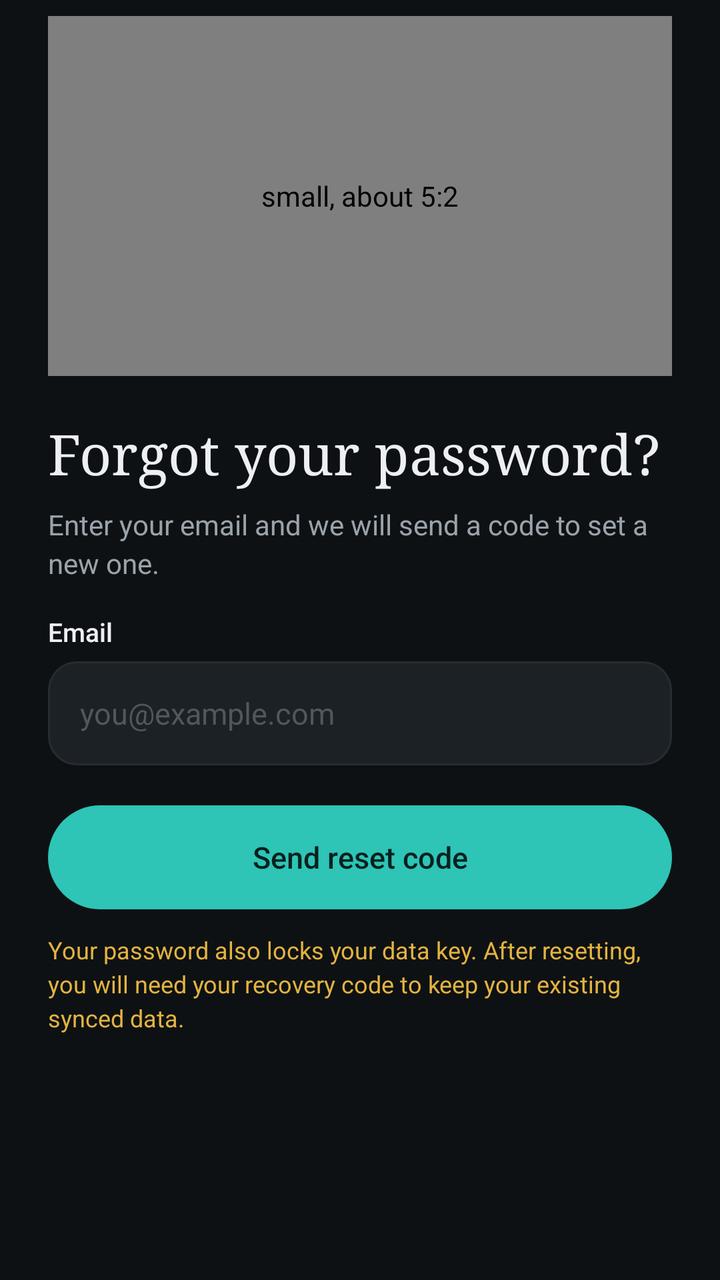
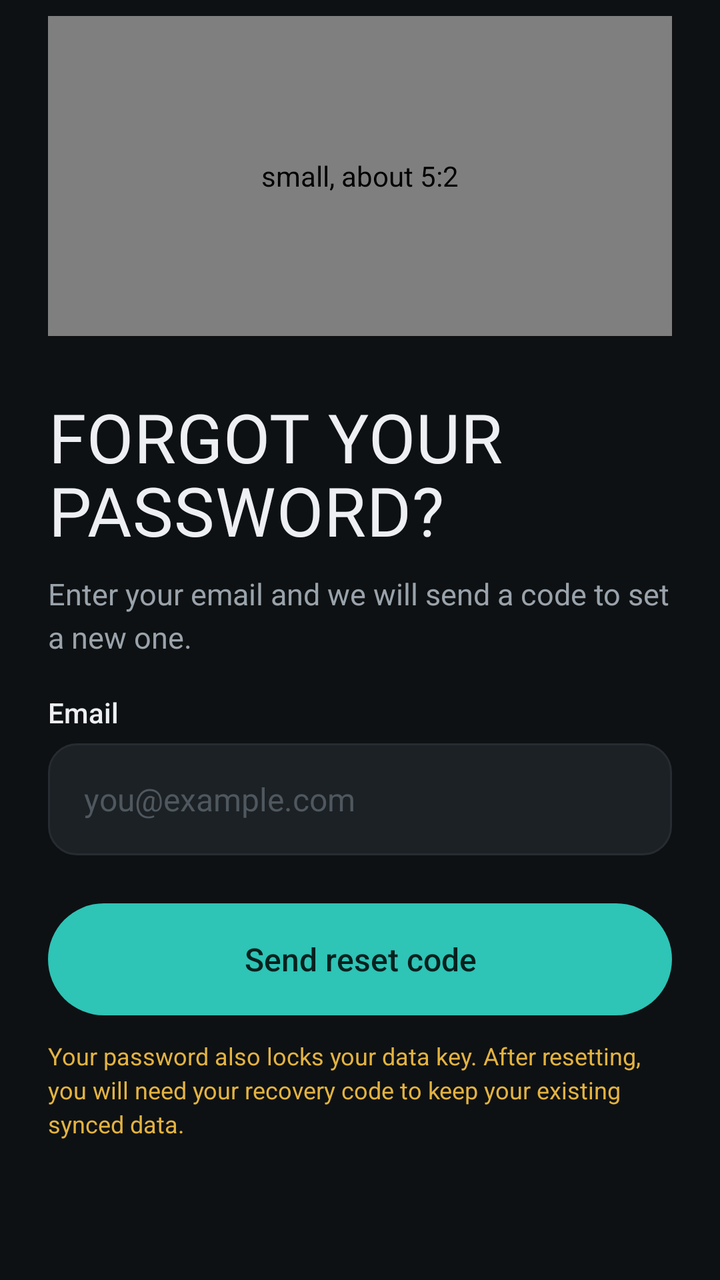

Screens rendered from an Android XML layout before and after an edit, with the pre-edit source and the edit as a unified diff.
<!-- AndroidManifest.xml: application theme Theme.Planj -->
<!-- res/layout/screen_forgot.xml -->
<?xml version="1.0" encoding="utf-8"?>
<LinearLayout xmlns:android="http://schemas.android.com/apk/res/android"
    android:layout_width="match_parent"
    android:layout_height="wrap_content"
    android:orientation="vertical"
    android:paddingHorizontal="24dp"
    android:paddingTop="8dp"
    android:paddingBottom="32dp">

        <com.planj.phone.Illustration
            style="@style/Auth.Illustration"
            android:contentDescription="small, about 5:2"
            android:tag="forgot" />

        <TextView style="@style/Auth.Title" android:text="Forgot your password?" />
        <TextView android:id="@+id/blurb" style="@style/Auth.Blurb" android:text="Enter your email and we will send a code to set a new one." />
        <TextView android:id="@+id/error" style="@style/Auth.Error" />
        <TextView style="@style/Auth.Label" android:text="Email" />
        <EditText
            android:id="@+id/email"
                style="@style/Auth.Field"
            android:layout_marginTop="6dp"
            android:hint="you@example.com"
            android:imeOptions="actionDone"
            android:inputType="textEmailAddress" />
        <TextView android:id="@+id/email_hint" style="@style/Auth.Hint" />
        <FrameLayout
            android:layout_width="match_parent"
            android:layout_height="wrap_content">
            <Button android:id="@+id/btn_submit" style="@style/Auth.Primary" android:text="Send reset code" />
            <ProgressBar android:id="@+id/progress" android:layout_width="22dp" android:layout_height="22dp" android:layout_gravity="center" android:layout_marginTop="20dp" android:indeterminateTint="@color/on_accent" android:visibility="gone" />
        </FrameLayout>
        <TextView android:layout_width="match_parent" android:layout_height="wrap_content" android:layout_marginTop="12dp" android:lineSpacingExtra="3dp" android:text="Your password also locks your data key. After resetting, you will need your recovery code to keep your existing synced data." android:textColor="@color/warn" android:textSize="12sp" />
</LinearLayout>
<!-- resources referenced by this layout -->
<resources>
  <style name="Auth.Blurb" parent="">
          <item name="android:layout_width">match_parent</item>
          <item name="android:layout_height">wrap_content</item>
          <item name="android:layout_marginTop">8dp</item>
          <item name="android:lineSpacingExtra">3dp</item>
          <item name="android:textColor">@color/muted</item>
          <item name="android:textSize">14sp</item>
      </style>
  <style name="Auth.Error" parent="">
          <item name="android:layout_width">match_parent</item>
          <item name="android:layout_height">wrap_content</item>
          <item name="android:layout_marginTop">14dp</item>
          <item name="android:background">@drawable/field_bg_error</item>
          <item name="android:paddingHorizontal">14dp</item>
          <item name="android:paddingVertical">10dp</item>
          <item name="android:textColor">@color/bad</item>
          <item name="android:textSize">13sp</item>
          <item name="android:visibility">gone</item>
      </style>
  <style name="Auth.Field" parent="">
          <item name="android:layout_width">match_parent</item>
          <item name="android:layout_height">52dp</item>
          <item name="android:layout_marginTop">6dp</item>
          <item name="android:background">@drawable/field_bg</item>
          <item name="android:fontFamily">sans-serif</item>
          <item name="android:paddingHorizontal">16dp</item>
          <item name="android:singleLine">true</item>
          <item name="android:textColor">@color/text</item>
          <item name="android:textColorHint">@color/idle</item>
          <item name="android:textSize">15sp</item>
          <item name="android:importantForAutofill">no</item>
      </style>
  <style name="Auth.Hint" parent="">
          <item name="android:layout_width">match_parent</item>
          <item name="android:layout_height">wrap_content</item>
          <item name="android:layout_marginTop">5dp</item>
          <item name="android:paddingHorizontal">4dp</item>
          <item name="android:textColor">@color/bad</item>
          <item name="android:textSize">12sp</item>
          <item name="android:visibility">gone</item>
      </style>
  <style name="Auth.Illustration" parent="">
          <item name="android:layout_width">match_parent</item>
          <item name="android:layout_height">180dp</item>
          <item name="android:layout_marginBottom">20dp</item>
      </style>
  <style name="Auth.Label" parent="">
          <item name="android:layout_width">wrap_content</item>
          <item name="android:layout_height">wrap_content</item>
          <item name="android:layout_marginTop">16dp</item>
          <item name="android:fontFamily">sans-serif-medium</item>
          <item name="android:textColor">@color/text</item>
          <item name="android:textSize">13sp</item>
      </style>
  <style name="Auth.Primary" parent="android:Widget.Material.Button.Borderless">
          <item name="android:layout_width">match_parent</item>
          <item name="android:layout_height">52dp</item>
          <item name="android:layout_marginTop">20dp</item>
          <item name="android:background">@drawable/btn_primary</item>
          <item name="android:fontFamily">sans-serif-medium</item>
          <item name="android:textAllCaps">false</item>
          <item name="android:textColor">@color/on_accent</item>
          <item name="android:textSize">15sp</item>
      </style>
  <style name="Auth.Title" parent="">
          <item name="android:layout_width">match_parent</item>
          <item name="android:layout_height">wrap_content</item>
          <item name="android:fontFamily">serif</item>
          <item name="android:textColor">@color/text</item>
          <item name="android:textSize">28sp</item>
          <item name="android:lineSpacingExtra">2dp</item>
      </style>
  <style name="Theme.Planj" parent="@android:style/Theme.Material.NoActionBar">
          <item name="android:windowBackground">@color/bg</item>
          <item name="android:colorAccent">@color/accent</item>
          <item name="android:statusBarColor">@color/bg</item>
          <item name="android:navigationBarColor">@color/bg</item>
          <item name="android:textColorPrimary">@color/text</item>
          <item name="android:textColorSecondary">@color/muted</item>
          <item name="android:textColorHint">@color/muted</item>
      </style>
  <!-- unchanged entries left out for length: 15 -->
</resources>

<!-- the commit's change to res/layout/screen_forgot.xml (unified diff, before → after) -->
@@ -9,6 +9,7 @@
 
         <com.planj.phone.Illustration
             style="@style/Auth.Illustration"
+            android:layout_height="160dp"
             android:contentDescription="small, about 5:2"
             android:tag="forgot" />
 
<!-- resource entries referenced after the edit -->
@@ -1,76 +1,59 @@
 <!-- resources referenced by this layout -->
 <resources>
-  <style name="Auth.Blurb" parent="">
-          <item name="android:layout_width">match_parent</item>
-          <item name="android:layout_height">wrap_content</item>
-          <item name="android:layout_marginTop">8dp</item>
-          <item name="android:lineSpacingExtra">3dp</item>
-          <item name="android:textColor">@color/muted</item>
-          <item name="android:textSize">14sp</item>
+  <style name="Auth.Blurb" parent="Body">
+          <item name="android:layout_marginTop">10dp</item>
       </style>
   <style name="Auth.Error" parent="">
           <item name="android:layout_width">match_parent</item>
           <item name="android:layout_height">wrap_content</item>
-          <item name="android:layout_marginTop">14dp</item>
+          <item name="android:layout_marginTop">16dp</item>
           <item name="android:background">@drawable/field_bg_error</item>
-          <item name="android:paddingHorizontal">14dp</item>
-          <item name="android:paddingVertical">10dp</item>
+          <item name="android:paddingHorizontal">16dp</item>
+          <item name="android:paddingVertical">12dp</item>
           <item name="android:textColor">@color/bad</item>
-          <item name="android:textSize">13sp</item>
+          <item name="android:textSize">14sp</item>
           <item name="android:visibility">gone</item>
       </style>
   <style name="Auth.Field" parent="">
           <item name="android:layout_width">match_parent</item>
-          <item name="android:layout_height">52dp</item>
-          <item name="android:layout_marginTop">6dp</item>
+          <item name="android:layout_height">56dp</item>
+          <item name="android:layout_marginTop">8dp</item>
           <item name="android:background">@drawable/field_bg</item>
           <item name="android:fontFamily">sans-serif</item>
-          <item name="android:paddingHorizontal">16dp</item>
+          <item name="android:paddingHorizontal">18dp</item>
           <item name="android:singleLine">true</item>
           <item name="android:textColor">@color/text</item>
           <item name="android:textColorHint">@color/idle</item>
-          <item name="android:textSize">15sp</item>
+          <item name="android:textSize">16sp</item>
           <item name="android:importantForAutofill">no</item>
       </style>
   <style name="Auth.Hint" parent="">
           <item name="android:layout_width">match_parent</item>
           <item name="android:layout_height">wrap_content</item>
-          <item name="android:layout_marginTop">5dp</item>
+          <item name="android:layout_marginTop">6dp</item>
           <item name="android:paddingHorizontal">4dp</item>
           <item name="android:textColor">@color/bad</item>
-          <item name="android:textSize">12sp</item>
+          <item name="android:textSize">13sp</item>
           <item name="android:visibility">gone</item>
       </style>
   <style name="Auth.Illustration" parent="">
           <item name="android:layout_width">match_parent</item>
-          <item name="android:layout_height">180dp</item>
-          <item name="android:layout_marginBottom">20dp</item>
+          <item name="android:layout_height">200dp</item>
+          <item name="android:layout_marginBottom">24dp</item>
       </style>
   <style name="Auth.Label" parent="">
           <item name="android:layout_width">wrap_content</item>
           <item name="android:layout_height">wrap_content</item>
-          <item name="android:layout_marginTop">16dp</item>
+          <item name="android:layout_marginTop">18dp</item>
           <item name="android:fontFamily">sans-serif-medium</item>
           <item name="android:textColor">@color/text</item>
-          <item name="android:textSize">13sp</item>
+          <item name="android:textSize">14sp</item>
       </style>
-  <style name="Auth.Primary" parent="android:Widget.Material.Button.Borderless">
-          <item name="android:layout_width">match_parent</item>
-          <item name="android:layout_height">52dp</item>
-          <item name="android:layout_marginTop">20dp</item>
-          <item name="android:background">@drawable/btn_primary</item>
-          <item name="android:fontFamily">sans-serif-medium</item>
-          <item name="android:textAllCaps">false</item>
-          <item name="android:textColor">@color/on_accent</item>
-          <item name="android:textSize">15sp</item>
+  <style name="Auth.Primary" parent="Pill.Primary">
+          <item name="android:layout_marginTop">24dp</item>
       </style>
-  <style name="Auth.Title" parent="">
-          <item name="android:layout_width">match_parent</item>
-          <item name="android:layout_height">wrap_content</item>
-          <item name="android:fontFamily">serif</item>
-          <item name="android:textColor">@color/text</item>
-          <item name="android:textSize">28sp</item>
-          <item name="android:lineSpacingExtra">2dp</item>
+  <style name="Auth.Title" parent="Display.L">
+          <item name="android:layout_marginTop">8dp</item>
       </style>
   <style name="Theme.Planj" parent="@android:style/Theme.Material.NoActionBar">
           <item name="android:windowBackground">@color/bg</item>
@@ -80,6 +63,27 @@
           <item name="android:textColorPrimary">@color/text</item>
           <item name="android:textColorSecondary">@color/muted</item>
           <item name="android:textColorHint">@color/muted</item>
+          <item name="android:windowAnimationStyle">@style/PageTransitions</item>
+      </style>
+  <style name="Body" parent="">
+          <item name="android:layout_width">match_parent</item>
+          <item name="android:layout_height">wrap_content</item>
+          <item name="android:lineSpacingExtra">4dp</item>
+          <item name="android:textColor">@color/muted</item>
+          <item name="android:textSize">15sp</item>
+      </style>
+  <style name="Pill.Primary">
+          <item name="android:background">@drawable/btn_primary</item>
+          <item name="android:textColor">@color/on_accent</item>
+      </style>
+  <style name="Display.L">
+          <item name="android:textSize">34sp</item>
+      </style>
+  <style name="PageTransitions" parent="@android:style/Animation.Activity">
+          <item name="android:activityOpenEnterAnimation">@anim/slide_in_right</item>
+          <item name="android:activityOpenExitAnimation">@anim/slide_out_left</item>
+          <item name="android:activityCloseEnterAnimation">@anim/slide_in_left</item>
+          <item name="android:activityCloseExitAnimation">@anim/slide_out_right</item>
       </style>
   <!-- unchanged entries left out for length: 15 -->
 </resources>
